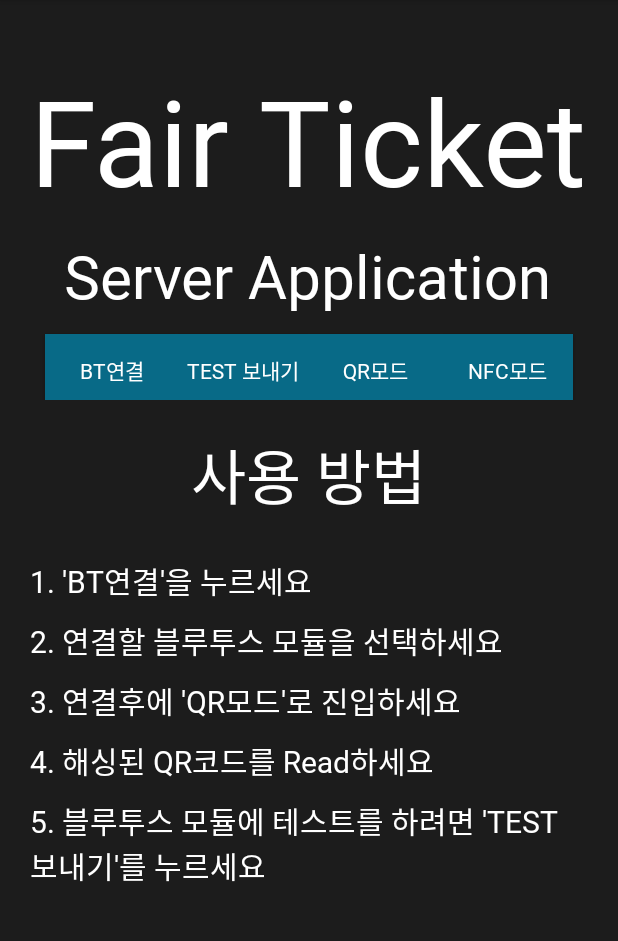
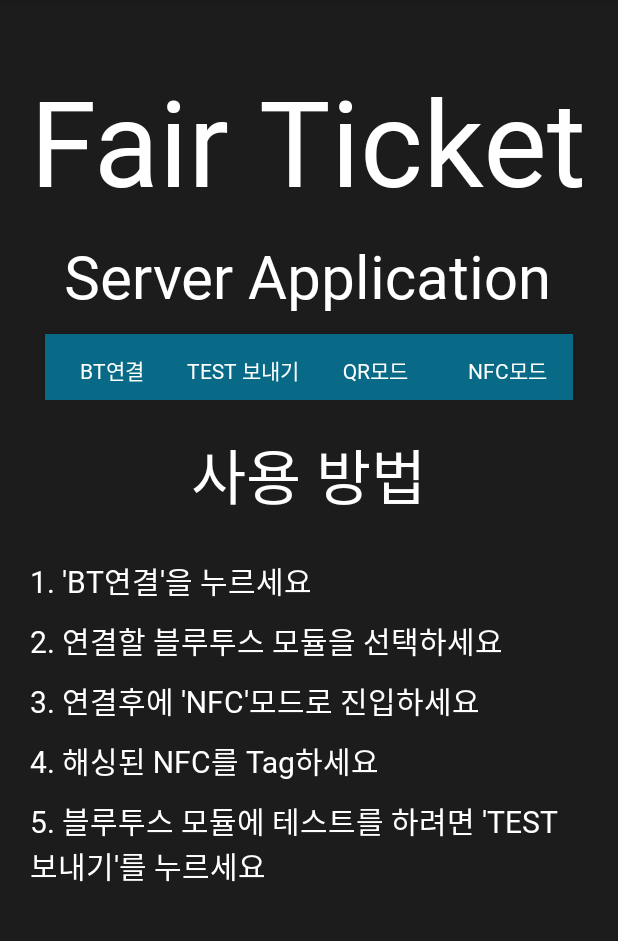
Before and after one commit to SongYunMin/Capstone-Design-Server, an Android app: the screen it shows after launch (MainActivity), on a phone screen of 412 x 824 dp, the part 84-1025 px from its top. Run offline under Robolectric (Android 15) with nearby library versions, the phone set to English and light mode, and no system bars; libraries missing offline, so code that uses them is left out: app.akexorcist.bluetotohspp, com.google.zxing.integration; 5 statements that could not run were skipped.

Commit message:
text modification

```diff
--- a/app/src/main/res/layout/activity_main.xml
+++ b/app/src/main/res/layout/activity_main.xml
@@ -129,18 +129,17 @@
     <TextView
         android:layout_width="wrap_content"
         android:layout_height="wrap_content"
-        android:text="3. 연결후에 'QR모드'로 진입하세요"
-        android:textSize="20dp"
+        android:layout_gravity="left"
+        android:layout_marginTop="10dp"
         android:fontFamily="@font/seoulnamsanb"
-        android:layout_marginTop="10dp"
-        android:layout_gravity="left"
+        android:text="3. 연결후에 'NFC'모드로 진입하세요"
         android:textColor="#FFFFFF"
-        />
+        android:textSize="20dp" />
 
     <TextView
         android:layout_width="wrap_content"
         android:layout_height="wrap_content"
-        android:text="4. 해싱된 QR코드를 Read하세요"
+        android:text="4. 해싱된 NFC를 Tag하세요"
         android:textSize="20dp"
         android:fontFamily="@font/seoulnamsanb"
         android:layout_marginTop="10dp"
--- /dev/null
+++ b/app/src/main/res/values/dimens.xml
@@ -0,0 +1,4 @@
+<?xml version="1.0" encoding="utf-8"?>
+<resources>
+    <dimen name="text_margin">16dp</dimen>
+</resources>
```
Also changed, not shown: app/src/main/java/com/example/capstone_design_qrserver/dummy/DummyContent.java (added, +72 -0 lines).
